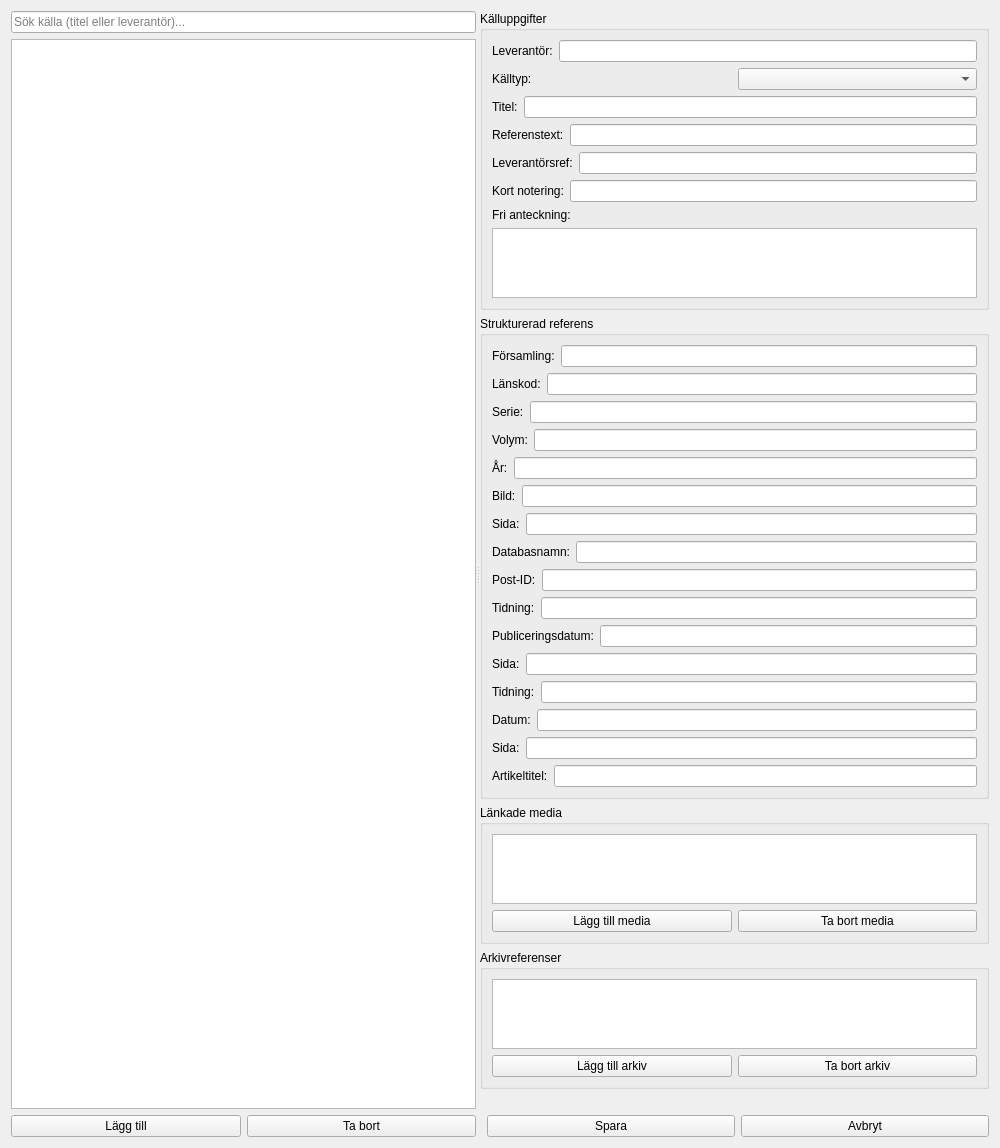
First picture: the form in slaktbusken/ui/forms/source_editor.ui, repository thelinkan/Sl-ktbusken, before the edit.
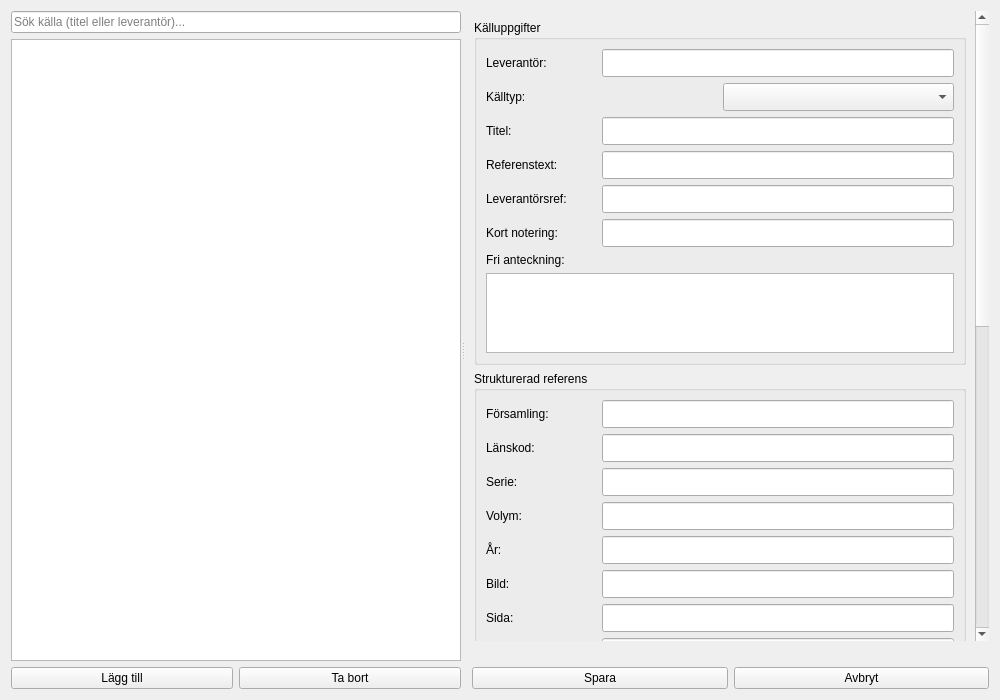
Second picture: the form after the edit.

Commit message: Bug task 41, open Source editor

The edit to the form file:
```diff
--- a/slaktbusken/ui/forms/source_editor.ui
+++ b/slaktbusken/ui/forms/source_editor.ui
@@ -29,7 +29,11 @@
         </widget>
        </item>
        <item>
-        <widget class="QListWidget" name="source_list"/>
+        <widget class="QListWidget" name="source_list">
+         <property name="minimumSize">
+          <size><width>0</width><height>200</height></size>
+         </property>
+        </widget>
        </item>
        <item>
         <layout class="QHBoxLayout" name="list_buttons_layout">
@@ -54,6 +58,16 @@
      <widget class="QWidget" name="right_panel">
       <layout class="QVBoxLayout" name="right_layout">
        <item>
+        <widget class="QScrollArea" name="scroll_area">
+         <property name="widgetResizable">
+          <bool>true</bool>
+         </property>
+         <property name="frameShape">
+          <enum>QFrame::NoFrame</enum>
+         </property>
+         <widget class="QWidget" name="scroll_content">
+          <layout class="QVBoxLayout" name="scroll_content_layout">
+           <item>
         <widget class="QGroupBox" name="basic_group">
          <property name="title">
           <string>Källuppgifter</string>
@@ -64,11 +78,13 @@
             <item>
              <widget class="QLabel" name="provider_label">
               <property name="text"><string>Leverantör:</string></property>
+                  <property name="minimumSize"><size><width>110</width><height>0</height></size></property>
              </widget>
             </item>
             <item>
              <widget class="QLineEdit" name="provider_input">
               <property name="maxLength"><number>200</number></property>
+                  <property name="minimumSize"><size><width>0</width><height>28</height></size></property>
              </widget>
             </item>
            </layout>
@@ -78,10 +94,13 @@
             <item>
              <widget class="QLabel" name="type_label">
               <property name="text"><string>Källtyp:</string></property>
+                  <property name="minimumSize"><size><width>110</width><height>0</height></size></property>
              </widget>
             </item>
             <item>
-             <widget class="QComboBox" name="source_type_combo"/>
+                 <widget class="QComboBox" name="source_type_combo">
+                  <property name="minimumSize"><size><width>0</width><height>28</height></size></property>
+                 </widget>
             </item>
            </layout>
           </item>
@@ -90,11 +109,13 @@
             <item>
              <widget class="QLabel" name="title_label">
               <property name="text"><string>Titel:</string></property>
+                  <property name="minimumSize"><size><width>110</width><height>0</height></size></property>
              </widget>
             </item>
             <item>
              <widget class="QLineEdit" name="title_input">
               <property name="maxLength"><number>500</number></property>
+                  <property name="minimumSize"><size><width>0</width><height>28</height></size></property>
              </widget>
             </item>
            </layout>
@@ -104,11 +125,13 @@
             <item>
              <widget class="QLabel" name="ref_text_label">
               <property name="text"><string>Referenstext:</string></property>
+                  <property name="minimumSize"><size><width>110</width><height>0</height></size></property>
              </widget>
             </item>
             <item>
              <widget class="QLineEdit" name="reference_text_input">
               <property name="maxLength"><number>500</number></property>
+                  <property name="minimumSize"><size><width>0</width><height>28</height></size></property>
              </widget>
             </item>
            </layout>
@@ -118,11 +141,13 @@
             <item>
              <widget class="QLabel" name="provider_ref_label">
               <property name="text"><string>Leverantörsref:</string></property>
+                  <property name="minimumSize"><size><width>110</width><height>0</height></size></property>
              </widget>
             </item>
             <item>
              <widget class="QLineEdit" name="provider_ref_input">
               <property name="maxLength"><number>200</number></property>
+                  <property name="minimumSize"><size><width>0</width><height>28</height></size></property>
              </widget>
             </item>
            </layout>
@@ -132,11 +157,13 @@
             <item>
              <widget class="QLabel" name="short_note_label">
               <property name="text"><string>Kort notering:</string></property>
+                  <property name="minimumSize"><size><width>110</width><height>0</height></size></property>
              </widget>
             </item>
             <item>
              <widget class="QLineEdit" name="short_note_input">
               <property name="maxLength"><number>200</number></property>
+                  <property name="minimumSize"><size><width>0</width><height>28</height></size></property>
              </widget>
             </item>
            </layout>
@@ -150,8 +177,11 @@
             </item>
             <item>
              <widget class="QTextEdit" name="free_note_input">
+                  <property name="minimumSize">
+                   <size><width>0</width><height>80</height></size>
+                  </property>
               <property name="maximumSize">
-               <size><width>16777215</width><height>80</height></size>
+                   <size><width>16777215</width><height>120</height></size>
               </property>
              </widget>
             </item>
@@ -168,98 +198,98 @@
          <layout class="QVBoxLayout" name="structured_ref_layout">
           <item>
            <layout class="QHBoxLayout" name="parish_layout">
-            <item><widget class="QLabel" name="parish_label"><property name="text"><string>Församling:</string></property></widget></item>
-            <item><widget class="QLineEdit" name="parish_input"/></item>
+                <item><widget class="QLabel" name="parish_label"><property name="text"><string>Församling:</string></property><property name="minimumSize"><size><width>110</width><height>0</height></size></property></widget></item>
+                <item><widget class="QLineEdit" name="parish_input"><property name="minimumSize"><size><width>0</width><height>28</height></size></property></widget></item>
            </layout>
           </item>
           <item>
            <layout class="QHBoxLayout" name="county_code_layout">
-            <item><widget class="QLabel" name="county_code_label"><property name="text"><string>Länskod:</string></property></widget></item>
-            <item><widget class="QLineEdit" name="county_code_input"/></item>
+                <item><widget class="QLabel" name="county_code_label"><property name="text"><string>Länskod:</string></property><property name="minimumSize"><size><width>110</width><height>0</height></size></property></widget></item>
+                <item><widget class="QLineEdit" name="county_code_input"><property name="minimumSize"><size><width>0</width><height>28</height></size></property></widget></item>
            </layout>
           </item>
           <item>
            <layout class="QHBoxLayout" name="series_layout">
-            <item><widget class="QLabel" name="series_label"><property name="text"><string>Serie:</string></property></widget></item>
-            <item><widget class="QLineEdit" name="series_input"/></item>
+                <item><widget class="QLabel" name="series_label"><property name="text"><string>Serie:</string></property><property name="minimumSize"><size><width>110</width><height>0</height></size></property></widget></item>
+                <item><widget class="QLineEdit" name="series_input"><property name="minimumSize"><size><width>0</width><height>28</height></size></property></widget></item>
            </layout>
           </item>
           <item>
            <layout class="QHBoxLayout" name="volume_layout">
-            <item><widget class="QLabel" name="volume_label"><property name="text"><string>Volym:</string></property></widget></item>
-            <item><widget class="QLineEdit" name="volume_input"/></item>
+                <item><widget class="QLabel" name="volume_label"><property name="text"><string>Volym:</string></property><property name="minimumSize"><size><width>110</width><height>0</height></size></property></widget></item>
+                <item><widget class="QLineEdit" name="volume_input"><property name="minimumSize"><size><width>0</width><height>28</height></size></property></widget></item>
            </layout>
           </item>
           <item>
            <layout class="QHBoxLayout" name="years_layout">
-            <item><widget class="QLabel" name="years_label"><property name="text"><string>År:</string></property></widget></item>
-            <item><widget class="QLineEdit" name="years_input"/></item>
+                <item><widget class="QLabel" name="years_label"><property name="text"><string>År:</string></property><property name="minimumSize"><size><width>110</width><height>0</height></size></property></widget></item>
+                <item><widget class="QLineEdit" name="years_input"><property name="minimumSize"><size><width>0</width><height>28</height></size></property></widget></item>
            </layout>
           </item>
           <item>
            <layout class="QHBoxLayout" name="image_layout">
-            <item><widget class="QLabel" name="image_label"><property name="text"><string>Bild:</string></property></widget></item>
-            <item><widget class="QLineEdit" name="image_input"/></item>
+                <item><widget class="QLabel" name="image_label"><property name="text"><string>Bild:</string></property><property name="minimumSize"><size><width>110</width><height>0</height></size></property></widget></item>
+                <item><widget class="QLineEdit" name="image_input"><property name="minimumSize"><size><width>0</width><height>28</height></size></property></widget></item>
            </layout>
           </item>
           <item>
            <layout class="QHBoxLayout" name="page_layout">
-            <item><widget class="QLabel" name="page_label"><property name="text"><string>Sida:</string></property></widget></item>
-            <item><widget class="QLineEdit" name="page_input"/></item>
+                <item><widget class="QLabel" name="page_label"><property name="text"><string>Sida:</string></property><property name="minimumSize"><size><width>110</width><height>0</height></size></property></widget></item>
+                <item><widget class="QLineEdit" name="page_input"><property name="minimumSize"><size><width>0</width><height>28</height></size></property></widget></item>
            </layout>
           </item>
           <item>
            <layout class="QHBoxLayout" name="database_name_layout">
-            <item><widget class="QLabel" name="database_name_label"><property name="text"><string>Databasnamn:</string></property></widget></item>
-            <item><widget class="QLineEdit" name="database_name_input"/></item>
+                <item><widget class="QLabel" name="database_name_label"><property name="text"><string>Databasnamn:</string></property><property name="minimumSize"><size><width>110</width><height>0</height></size></property></widget></item>
+                <item><widget class="QLineEdit" name="database_name_input"><property name="minimumSize"><size><width>0</width><height>28</height></size></property></widget></item>
            </layout>
           </item>
           <item>
            <layout class="QHBoxLayout" name="record_id_layout">
-            <item><widget class="QLabel" name="record_id_label"><property name="text"><string>Post-ID:</string></property></widget></item>
-            <item><widget class="QLineEdit" name="record_id_input"/></item>
+                <item><widget class="QLabel" name="record_id_label"><property name="text"><string>Post-ID:</string></property><property name="minimumSize"><size><width>110</width><height>0</height></size></property></widget></item>
+                <item><widget class="QLineEdit" name="record_id_input"><property name="minimumSize"><size><width>0</width><height>28</height></size></property></widget></item>
            </layout>
           </item>
           <item>
            <layout class="QHBoxLayout" name="dn_newspaper_layout">
-            <item><widget class="QLabel" name="dn_newspaper_label"><property name="text"><string>Tidning:</string></property></widget></item>
-            <item><widget class="QLineEdit" name="dn_newspaper_input"/></item>
+                <item><widget class="QLabel" name="dn_newspaper_label"><property name="text"><string>Tidning:</string></property><property name="minimumSize"><size><width>110</width><height>0</height></size></property></widget></item>
+                <item><widget class="QLineEdit" name="dn_newspaper_input"><property name="minimumSize"><size><width>0</width><height>28</height></size></property></widget></item>
            </layout>
           </item>
           <item>
            <layout class="QHBoxLayout" name="publication_date_layout">
-            <item><widget class="QLabel" name="publication_date_label"><property name="text"><string>Publiceringsdatum:</string></property></widget></item>
-            <item><widget class="QLineEdit" name="publication_date_input"/></item>
+                <item><widget class="QLabel" name="publication_date_label"><property name="text"><string>Publiceringsdatum:</string></property><property name="minimumSize"><size><width>110</width><height>0</height></size></property></widget></item>
+                <item><widget class="QLineEdit" name="publication_date_input"><property name="minimumSize"><size><width>0</width><height>28</height></size></property></widget></item>
            </layout>
           </item>
           <item>
            <layout class="QHBoxLayout" name="dn_page_layout">
-            <item><widget class="QLabel" name="dn_page_label"><property name="text"><string>Sida:</string></property></widget></item>
-            <item><widget class="QLineEdit" name="dn_page_input"/></item>
+                <item><widget class="QLabel" name="dn_page_label"><property name="text"><string>Sida:</string></property><property name="minimumSize"><size><width>110</width><height>0</height></size></property></widget></item>
+                <item><widget class="QLineEdit" name="dn_page_input"><property name="minimumSize"><size><width>0</width><height>28</height></size></property></widget></item>
            </layout>
           </item>
           <item>
            <layout class="QHBoxLayout" name="np_newspaper_layout">
-            <item><widget class="QLabel" name="np_newspaper_label"><property name="text"><string>Tidning:</string></property></widget></item>
-            <item><widget class="QLineEdit" name="np_newspaper_input"/></item>
+                <item><widget class="QLabel" name="np_newspaper_label"><property name="text"><string>Tidning:</string></property><property name="minimumSize"><size><width>110</width><height>0</height></size></property></widget></item>
+                <item><widget class="QLineEdit" name="np_newspaper_input"><property name="minimumSize"><size><width>0</width><height>28</height></size></property></widget></item>
            </layout>
           </item>
           <item>
            <layout class="QHBoxLayout" name="np_date_layout">
-            <item><widget class="QLabel" name="np_date_label"><property name="text"><string>Datum:</string></property></widget></item>
-            <item><widget class="QLineEdit" name="np_date_input"/></item>
+                <item><widget class="QLabel" name="np_date_label"><property name="text"><string>Datum:</string></property><property name="minimumSize"><size><width>110</width><height>0</height></size></property></widget></item>
+                <item><widget class="QLineEdit" name="np_date_input"><property name="minimumSize"><size><width>0</width><height>28</height></size></property></widget></item>
            </layout>
           </item>
           <item>
            <layout class="QHBoxLayout" name="np_page_layout">
-            <item><widget class="QLabel" name="np_page_label"><property name="text"><string>Sida:</string></property></widget></item>
-            <item><widget class="QLineEdit" name="np_page_input"/></item>
+                <item><widget class="QLabel" name="np_page_label"><property name="text"><string>Sida:</string></property><property name="minimumSize"><size><width>110</width><height>0</height></size></property></widget></item>
+                <item><widget class="QLineEdit" name="np_page_input"><property name="minimumSize"><size><width>0</width><height>28</height></size></property></widget></item>
            </layout>
           </item>
           <item>
            <layout class="QHBoxLayout" name="article_title_layout">
-            <item><widget class="QLabel" name="article_title_label"><property name="text"><string>Artikeltitel:</string></property></widget></item>
-            <item><widget class="QLineEdit" name="article_title_input"/></item>
+                <item><widget class="QLabel" name="article_title_label"><property name="text"><string>Artikeltitel:</string></property><property name="minimumSize"><size><width>110</width><height>0</height></size></property></widget></item>
+                <item><widget class="QLineEdit" name="article_title_input"><property name="minimumSize"><size><width>0</width><height>28</height></size></property></widget></item>
            </layout>
           </item>
          </layout>
@@ -269,7 +299,12 @@
         <widget class="QGroupBox" name="media_group">
          <property name="title"><string>Länkade media</string></property>
          <layout class="QVBoxLayout" name="media_group_layout">
-          <item><widget class="QListWidget" name="media_list"/></item>
+              <item>
+               <widget class="QListWidget" name="media_list">
+                <property name="minimumSize"><size><width>0</width><height>80</height></size></property>
+                <property name="maximumSize"><size><width>16777215</width><height>120</height></size></property>
+               </widget>
+              </item>
           <item>
            <layout class="QHBoxLayout" name="media_buttons_layout">
             <item><widget class="QPushButton" name="add_media_button"><property name="text"><string>Lägg till media</string></property></widget></item>
@@ -283,7 +318,12 @@
         <widget class="QGroupBox" name="repository_group">
          <property name="title"><string>Arkivreferenser</string></property>
          <layout class="QVBoxLayout" name="repository_group_layout">
-          <item><widget class="QListWidget" name="repository_list"/></item>
+              <item>
+               <widget class="QListWidget" name="repository_list">
+                <property name="minimumSize"><size><width>0</width><height>80</height></size></property>
+                <property name="maximumSize"><size><width>16777215</width><height>120</height></size></property>
+               </widget>
+              </item>
           <item>
            <layout class="QHBoxLayout" name="repository_buttons_layout">
             <item><widget class="QPushButton" name="add_repository_button"><property name="text"><string>Lägg till arkiv</string></property></widget></item>
@@ -291,6 +331,10 @@
            </layout>
           </item>
          </layout>
+            </widget>
+           </item>
+          </layout>
+         </widget>
         </widget>
        </item>
        <item>
```
Lines whose indentation alone changed are shown as unchanged. The commit also changes 4 other files.
